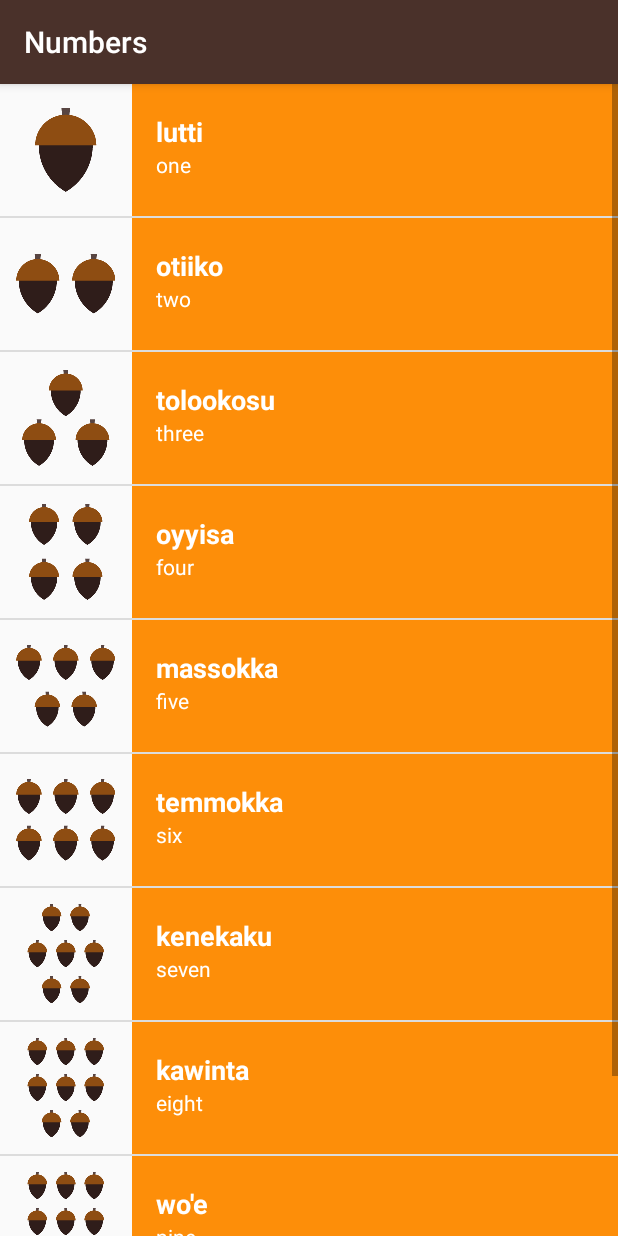
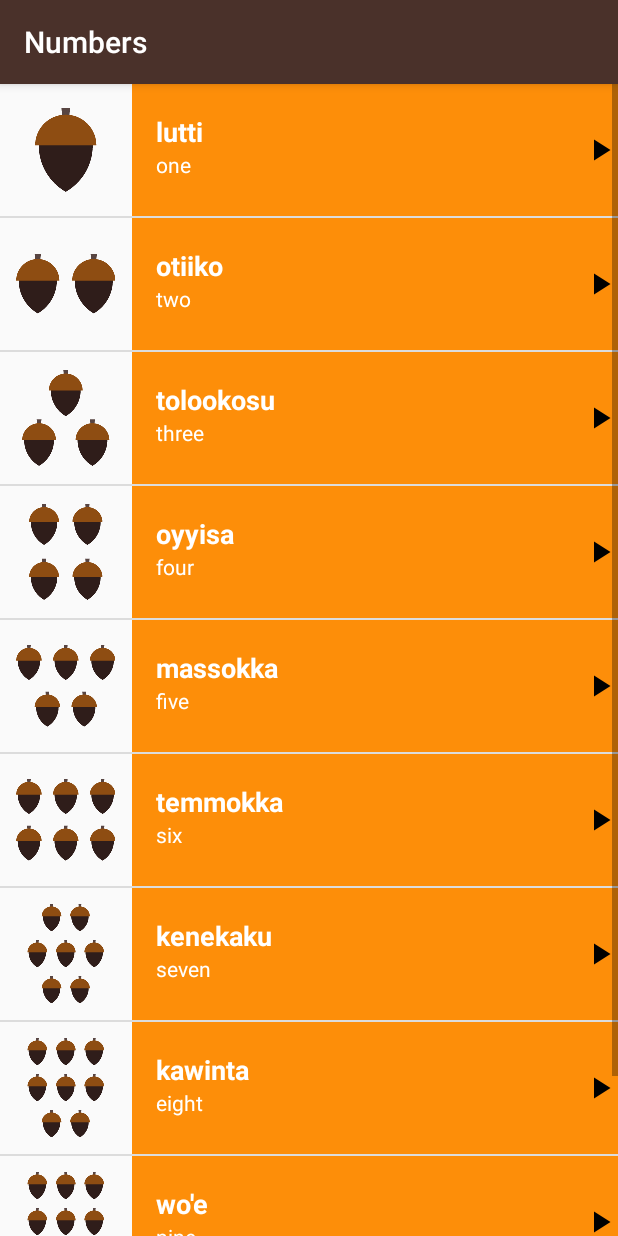
Before and after one commit to AnkurBegining/My-Miwok-App, an Android app: the NumbersActivity screen opened directly, with no data from a screen before it, after a tap on "tolookosu", on a phone screen of 412 x 824 dp. Run offline under Robolectric (Android 15) with nearby library versions, the phone set to English and light mode, and no system bars.

Commit message:
fix:Added icon for sound to layout

```diff
--- a/app/src/main/java/com/example/android/miwok/NumbersActivity.java
+++ b/app/src/main/java/com/example/android/miwok/NumbersActivity.java
@@ -1,5 +1,7 @@
 package com.example.android.miwok;
 
+import android.content.Context;
+import android.media.AudioManager;
 import android.media.MediaPlayer;
 import android.provider.UserDictionary;
 import android.support.v7.app.AppCompatActivity;
@@ -18,6 +20,23 @@ import java.util.ArrayList;
 public class NumbersActivity extends AppCompatActivity {
 
     MediaPlayer mediaPlayer;
+    AudioManager audioManager;
+
+    AudioManager.OnAudioFocusChangeListener afChangeListener =
+            new AudioManager.OnAudioFocusChangeListener() {
+                public void onAudioFocusChange(int focusChange) {
+                    if (focusChange == AudioManager.AUDIOFOCUS_LOSS || focusChange == AudioManager.AUDIOFOCUS_LOSS_TRANSIENT_CAN_DUCK) {
+                        // Permanent loss of audio focus
+                        // Pause playback immediately
+                        mediaPlayer.pause();
+                        mediaPlayer.seekTo(0);
+                    } else if (focusChange == AudioManager.AUDIOFOCUS_LOSS) {
+                        relaseMediaResource();
+                    } else if (focusChange == AudioManager.AUDIOFOCUS_GAIN) {
+                        mediaPlayer.start();
+                    }
+                }
+                };
 
     private MediaPlayer.OnCompletionListener mMediaResource =new MediaPlayer.OnCompletionListener() {
         @Override
@@ -26,11 +45,12 @@ public class NumbersActivity extends AppCompatActivity {
         }
     };
     @Override
+
     protected void onCreate(Bundle savedInstanceState) {
         super.onCreate(savedInstanceState);
         setContentView(R.layout.activity_numbers);
 
-
+        audioManager =(AudioManager)getSystemService(Context.AUDIO_SERVICE);
         final ArrayList<words> word=new ArrayList<words>();
 
         word.add(new words("one","lutti",R.drawable.number_one,R.raw.number_one));
@@ -48,7 +68,7 @@ public class NumbersActivity extends AppCompatActivity {
 
 
 
-         WordAdapter adapter=
+         final WordAdapter adapter=
                 new WordAdapter( NumbersActivity.this ,word,R.color.category_numbers);
 
         ListView listView=(ListView) findViewById(R.id.list);
@@ -60,9 +80,17 @@ public class NumbersActivity extends AppCompatActivity {
             public void onItemClick(AdapterView<?> parent, View view, int position, long id) {
                 words w=word.get(position);
                 relaseMediaResource();
-                mediaPlayer = MediaPlayer.create(NumbersActivity.this, w.getmAudioResourceID());
-                mediaPlayer.start();
-                mediaPlayer.setOnCompletionListener(mMediaResource);
+
+                int result =audioManager.requestAudioFocus(afChangeListener,AudioManager.STREAM_MUSIC,AudioManager.AUDIOFOCUS_GAIN_TRANSIENT);
+                if(result == AudioManager.AUDIOFOCUS_REQUEST_GRANTED){
+
+                    mediaPlayer = MediaPlayer.create(NumbersActivity.this, w.getmAudioResourceID());
+                    mediaPlayer.start();
+                    mediaPlayer.setOnCompletionListener(mMediaResource);
+                }
+
+
+
 
 
             }
@@ -79,6 +107,7 @@ public class NumbersActivity extends AppCompatActivity {
         if(mediaPlayer !=null){
             mediaPlayer.release();
             mediaPlayer =null;
+            audioManager.abandonAudioFocus(afChangeListener);
         }
     }
 }
--- a/app/src/main/res/layout/list_item.xml
+++ b/app/src/main/res/layout/list_item.xml
@@ -1,24 +1,29 @@
 <?xml version="1.0" encoding="utf-8"?>
-<LinearLayout xmlns:android="http://schemas.android.com/apk/res/android"
+<RelativeLayout xmlns:android="http://schemas.android.com/apk/res/android"
     xmlns:tools="http://schemas.android.com/tools"
     android:layout_width="match_parent"
     android:layout_height="match_parent"
     android:orientation="horizontal"
 
     android:minHeight="@dimen/list_item_height">
+
     <ImageView
         android:id="@+id/icon_image_view"
         android:layout_width="@dimen/list_item_height"
-        android:layout_height="@dimen/list_item_height"
-        />
+        android:layout_height="@dimen/list_item_height" />
 
     <LinearLayout
         android:id="@+id/text_container"
         android:layout_width="match_parent"
-        android:layout_height="match_parent"
+        android:layout_height="@dimen/list_item_height"
+        android:layout_alignParentBottom="true"
+        android:layout_alignParentRight="true"
+        android:layout_alignParentTop="true"
+        android:layout_toRightOf="@id/icon_image_view"
         android:orientation="vertical"
         android:paddingLeft="16dp"
         android:background="@color/category_numbers">
+
         <TextView
             android:id="@+id/miwok_text_view"
             android:layout_width="match_parent"
@@ -28,7 +33,8 @@
             tools:text="lutti"
             android:textAppearance="?android:textAppearanceMedium"
             android:textStyle="bold"
-        android:textColor="#FFFFFF"/>
+            android:textColor="#FFFFFF" />
+
         <TextView
             android:id="@+id/default_text_view"
             android:layout_width="match_parent"
@@ -36,8 +42,18 @@
             android:layout_weight="1"
             tools:text="one"
             android:gravity="top"
-        android:textColor="#FFFFFF"/>
+            android:textColor="#FFFFFF" />
     </LinearLayout>
 
+    <ImageView
+        android:layout_width="24dp"
+        android:layout_height="24dp"
+        android:layout_alignParentRight="true"
+        android:layout_centerVertical="true"
+        android:layout_marginTop="16dp"
+        android:src="@drawable/ic_play_arrow_black_24dp"
 
-</LinearLayout>
+        />
+
+
+</RelativeLayout>
```
Also changed, not shown: app/src/main/res/drawable-hdpi/ic_play_arrow_black_24dp.png (added), app/src/main/res/drawable-mdpi/ic_play_arrow_black_24dp.png (added), app/src/main/res/drawable-xhdpi/ic_play_arrow_black_24dp.png (added), app/src/main/res/drawable-xxhdpi/ic_play_arrow_black_24dp.png (added), app/src/main/res/drawable-xxxhdpi/android/drawable-hdpi/ic_play_arrow_black_24dp.png (added), app/src/main/res/drawable-xxxhdpi/android/drawable-mdpi/ic_play_arrow_black_24dp.png (added), app/src/main/res/drawable-xxxhdpi/android/drawable-xhdpi/ic_play_arrow_black_24dp.png (added), app/src/main/res/drawable-xxxhdpi/android/drawable-xxhdpi/ic_play_arrow_black_24dp.png (added), app/src/main/res/drawable-xxxhdpi/android/drawable-xxxhdpi/ic_play_arrow_black_24dp.png (added), app/src/main/res/drawable-xxxhdpi/ic_play_arrow_black_24dp.png (added). Lines whose indentation alone changed are shown as unchanged.
